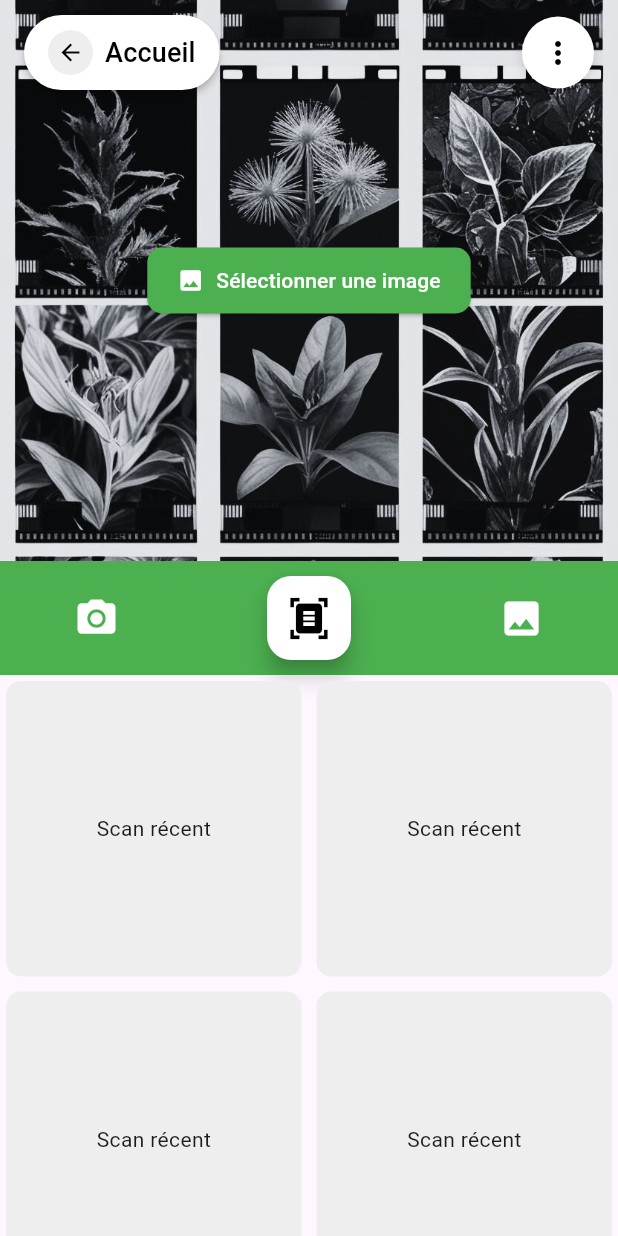
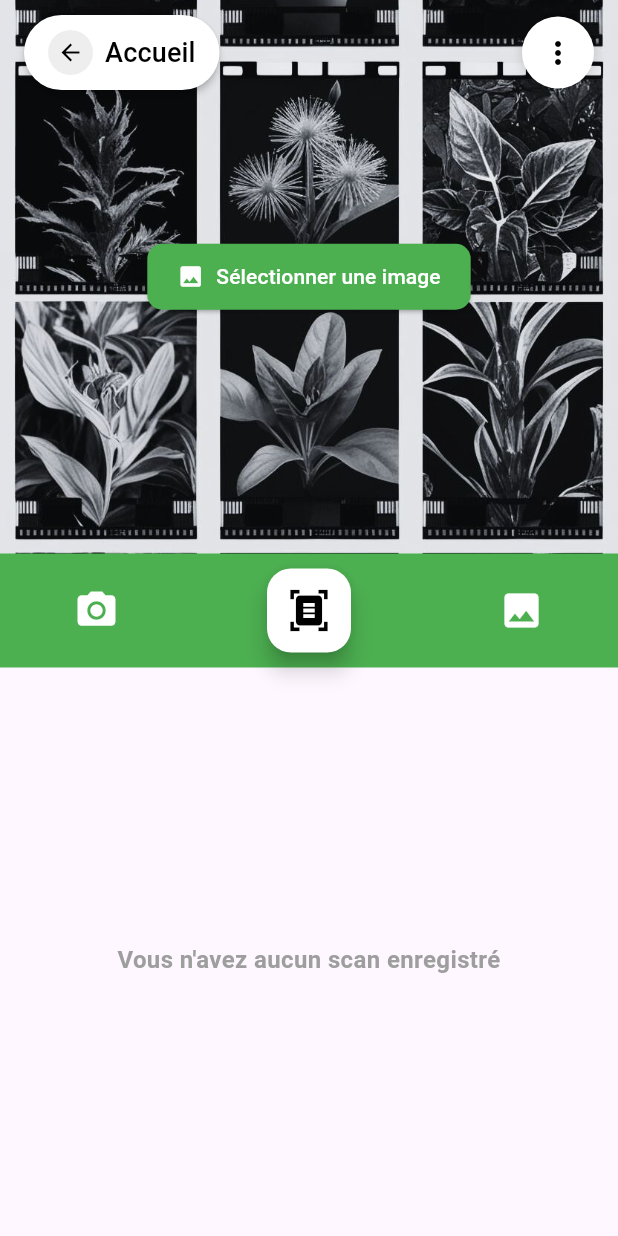
Before and after one commit to naelbenaissa/LeafGuard, a Flutter app: the CameraPage screen opened by its route, after a tap on the "image" icon, on a phone screen of 412 x 824 dp. Run offline on Flutter 3.47's test engine with Material 3 defaults, Android fonts, the phone set to English and light mode, and no system bars; our stand-ins replace camera, go_router, image_picker, sqflite, supabase_flutter, table_calendar; accounts and stored records are empty.

Commit message:
Gridview recent fait

```diff
--- a/lib/views/camera/camera.dart
+++ b/lib/views/camera/camera.dart
@@ -6,9 +6,10 @@ import 'package:supabase_flutter/supabase_flutter.dart';
 import 'package:ui_leafguard/views/camera/widgets/bottom_menu_widget.dart';
 import 'package:ui_leafguard/views/camera/widgets/camera_preview_widget.dart';
 import 'package:ui_leafguard/views/camera/widgets/image_selection_widget.dart';
+import 'package:ui_leafguard/views/camera/widgets/recent_scans_grid.dart';
 import 'package:ui_leafguard/views/camera/widgets/scan_result_dialog.dart';
 import '../../services/leafguard_api_service.dart';
-import '../../services/scan_service.dart'; // Import du ScanService
+import '../../services/scan_service.dart';
 import 'appbar/camera_appbar.dart';
 
 class CameraPage extends StatefulWidget {
@@ -25,12 +26,15 @@ class _CameraPageState extends State<CameraPage> {
   final ImagePicker _picker = ImagePicker();
   File? _selectedImage;
   final IaLeafguardService _iaService = IaLeafguardService();
-  final ScanService _scanService = ScanService(Supabase.instance.client); // Initialisation du service
+  final ScanService _scanService = ScanService(Supabase.instance.client);
+
+  List<Map<String, dynamic>> _recentScans = [];
 
   @override
   void initState() {
     super.initState();
     initializeCamera();
+    _fetchScans();
   }
 
   Future<void> initializeCamera() async {
@@ -73,10 +77,24 @@ class _CameraPageState extends State<CameraPage> {
     }
   }
 
-  /// **🔍 Analyse l'image et affiche les résultats**
+  /// ** Analyse l'image et affiche les résultats**
   Future<void> scanDisease() async {
     if (_selectedImage == null) return;
-    await ScanResultDialog.show(context, _selectedImage!, _iaService, _scanService);
+    await ScanResultDialog.show(
+        context, _selectedImage!, _iaService, _scanService);
+    _fetchScans();
+  }
+
+  /// ** Récupère les scans récents**
+  Future<void> _fetchScans() async {
+    try {
+      final scans = await _scanService.getScans();
+      setState(() {
+        _recentScans = scans.toList();
+      });
+    } catch (e) {
+      debugPrint("Erreur lors du chargement des scans : $e");
+    }
   }
 
   @override
@@ -125,27 +143,11 @@ class _CameraPageState extends State<CameraPage> {
             },
             onScanPressed: scanDisease,
           ),
-          Flexible(
-            child: GridView.builder(
-              padding: const EdgeInsets.all(4.0),
-              gridDelegate: const SliverGridDelegateWithFixedCrossAxisCount(
-                crossAxisCount: 2,
-                crossAxisSpacing: 10,
-                mainAxisSpacing: 10,
-              ),
-              itemCount: 4,
-              itemBuilder: (context, index) {
-                return GestureDetector(
-                  onTap: scanDisease,
-                  child: Container(
-                    decoration: BoxDecoration(
-                      color: Colors.grey[200],
-                      borderRadius: BorderRadius.circular(10),
-                    ),
-                    child: const Center(child: Text("Scan récent")),
-                  ),
-                );
-              },
+          const SizedBox(height: 10),
+          Expanded(
+            child: RecentScansGrid(
+              recentScans: _recentScans,
+              onScanTap: scanDisease,
             ),
           ),
         ],
--- /dev/null
+++ b/lib/views/camera/widgets/recent_scans_grid.dart
@@ -0,0 +1,103 @@
+import 'package:flutter/material.dart';
+
+class RecentScansGrid extends StatelessWidget {
+  final List<Map<String, dynamic>> recentScans;
+  final VoidCallback onScanTap;
+
+  const RecentScansGrid({
+    super.key,
+    required this.recentScans,
+    required this.onScanTap,
+  });
+
+  @override
+  Widget build(BuildContext context) {
+    if (recentScans.isEmpty) {
+      return const Center(
+        child: Padding(
+          padding: EdgeInsets.all(20),
+          child: Text(
+            "Vous n'avez aucun scan enregistré",
+            style: TextStyle(
+              fontSize: 16,
+              fontWeight: FontWeight.bold,
+              color: Colors.grey,
+            ),
+            textAlign: TextAlign.center,
+          ),
+        ),
+      );
+    }
+
+    return SingleChildScrollView(
+      child: GridView.builder(
+        padding: const EdgeInsets.all(10),
+        gridDelegate: const SliverGridDelegateWithFixedCrossAxisCount(
+          crossAxisCount: 2,
+          crossAxisSpacing: 10,
+          mainAxisSpacing: 10,
+          childAspectRatio: 1,
+        ),
+        shrinkWrap: true,
+        physics: const NeverScrollableScrollPhysics(),
+        itemCount: recentScans.length,
+        itemBuilder: (context, index) {
+          final scan = recentScans[index];
+
+          return GestureDetector(
+            onTap: onScanTap,
+            child: ClipRRect(
+              borderRadius: BorderRadius.circular(10),
+              child: Container(
+                decoration: BoxDecoration(
+                  color: Colors.grey[200],
+                  borderRadius: BorderRadius.circular(10),
+                ),
+                child: Column(
+                  crossAxisAlignment: CrossAxisAlignment.center,
+                  children: [
+                    Expanded(
+                      child: Image.network(
+                        scan['image_url'],
+                        width: double.infinity,
+                        fit: BoxFit.cover,
+                        errorBuilder: (context, error, stackTrace) =>
+                        const Icon(Icons.image, size: 50, color: Colors.grey),
+                      ),
+                    ),
+                    Padding(
+                      padding: const EdgeInsets.all(8.0),
+                      child: Column(
+                        children: [
+                          Text(
+                            scan['predictions'],
+                            style: const TextStyle(
+                              fontSize: 16,
+                              fontWeight: FontWeight.bold,
+                              color: Colors.black,
+                            ),
+                            textAlign: TextAlign.center,
+                            maxLines: 1,
+                            overflow: TextOverflow.ellipsis,
+                          ),
+                          const SizedBox(height: 4),
+                          Text(
+                            "Confiance: ${(scan['confidence'] * 100).toStringAsFixed(1)}%",
+                            style: const TextStyle(
+                              fontSize: 14,
+                              color: Colors.grey,
+                            ),
+                          ),
+                        ],
+                      ),
+                    ),
+                  ],
+                ),
+              ),
+            ),
+          );
+        },
+      ),
+    );
+  }
+}
```
Lines whose indentation alone changed are shown as unchanged.
